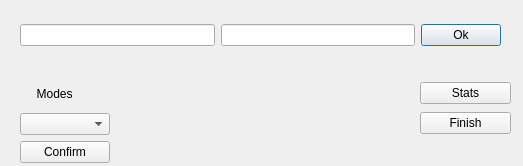
Above: LW_APP/dialog.ui from Sautenko-Andrey/learn_words_app before the change. Below: the same form after it.
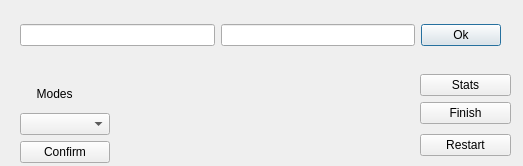
That is the form after the change.

Commit message: add logic for the Restart button and solved bug with session loop

Patch:
```diff
--- a/LW_APP/dialog.ui
+++ b/LW_APP/dialog.ui
@@ -58,33 +58,7 @@
     </item>
    </layout>
   </widget>
-  <widget class="QWidget" name="">
-   <property name="geometry">
-    <rect>
-     <x>420</x>
-     <y>80</y>
-     <width>91</width>
-     <height>58</height>
-    </rect>
-   </property>
-   <layout class="QVBoxLayout" name="verticalLayout_2">
-    <item>
-     <widget class="QPushButton" name="stats_button">
-      <property name="text">
-       <string>Stats</string>
-      </property>
-     </widget>
-    </item>
-    <item>
-     <widget class="QPushButton" name="exit_button">
-      <property name="text">
-       <string>Finish</string>
-      </property>
-     </widget>
-    </item>
-   </layout>
-  </widget>
-  <widget class="QWidget" name="">
+  <widget class="QWidget" name="layoutWidget">
    <property name="geometry">
     <rect>
      <x>20</x>
@@ -121,6 +95,43 @@
     </item>
    </layout>
   </widget>
+  <widget class="QWidget" name="">
+   <property name="geometry">
+    <rect>
+     <x>420</x>
+     <y>70</y>
+     <width>91</width>
+     <height>91</height>
+    </rect>
+   </property>
+   <layout class="QVBoxLayout" name="verticalLayout_4">
+    <item>
+     <layout class="QVBoxLayout" name="verticalLayout_2">
+      <item>
+       <widget class="QPushButton" name="stats_button">
+        <property name="text">
+         <string>Stats</string>
+        </property>
+       </widget>
+      </item>
+      <item>
+       <widget class="QPushButton" name="exit_button">
+        <property name="text">
+         <string>Finish</string>
+        </property>
+       </widget>
+      </item>
+     </layout>
+    </item>
+    <item>
+     <widget class="QPushButton" name="pushButton_2">
+      <property name="text">
+       <string>Restart</string>
+      </property>
+     </widget>
+    </item>
+   </layout>
+  </widget>
  </widget>
  <resources/>
  <connections/>
```
Left out of the diff: 2 changed lines with no effect on the pictures. The commit also changes 3 other files.
